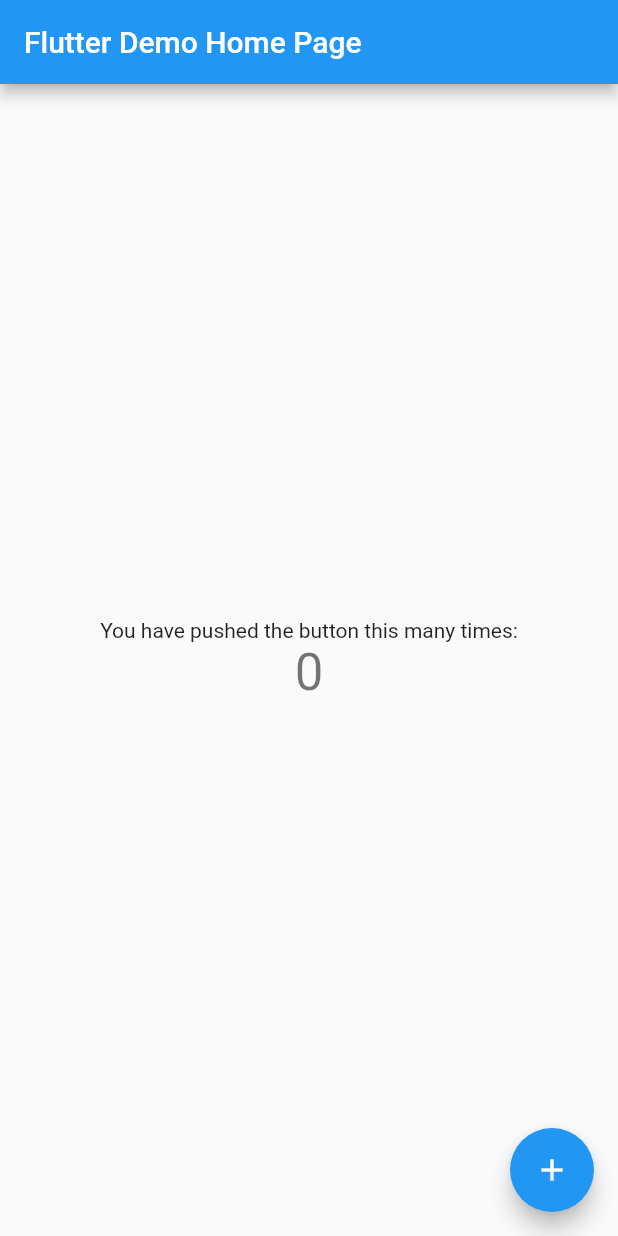
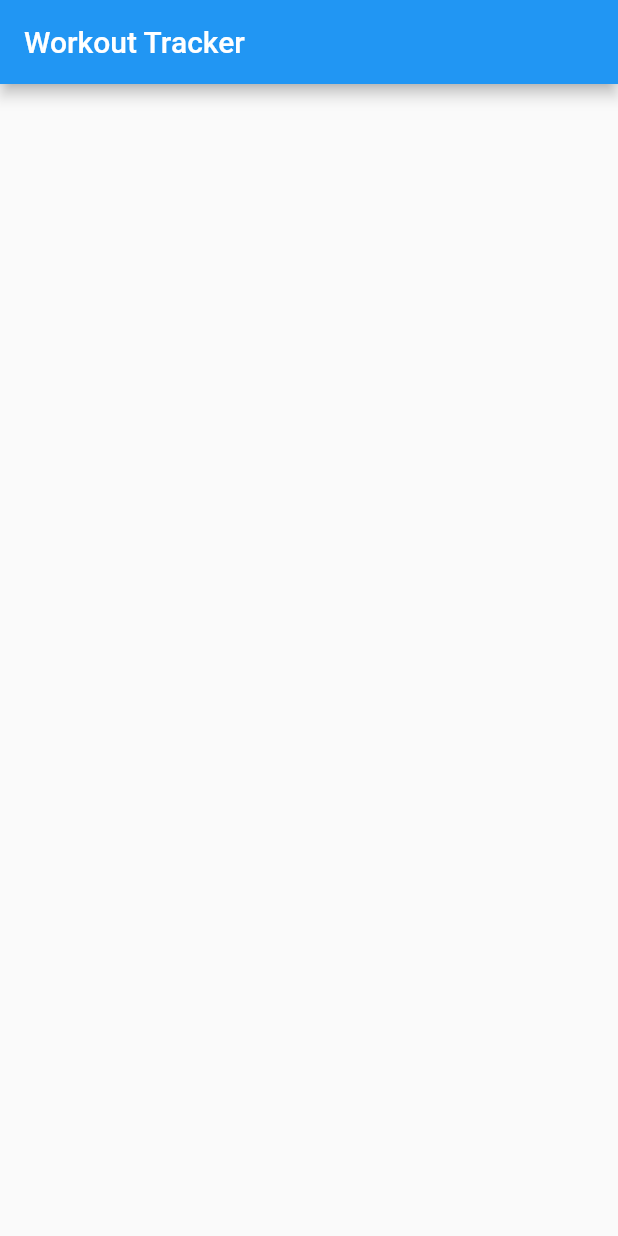
Before and after one commit to NipunaCooray/physio_workout_tracker, a Flutter app: the screen it shows after launch, on a phone screen of 412 x 824 dp. Run offline on Flutter 3.47's test engine with Material 2 defaults, Android fonts, the light colour scheme and no system bars.

Commit message:
clean starter project

```diff
--- a/lib/main.dart
+++ b/lib/main.dart
@@ -1,4 +1,5 @@
 import 'package:flutter/material.dart';
+import 'package:workout_tracker/pages/home_page.dart';
 
 void main() {
   runApp(const MyApp());
@@ -11,105 +12,11 @@
   @override
   Widget build(BuildContext context) {
     return MaterialApp(
-      title: 'Flutter Demo',
+      debugShowCheckedModeBanner: false,
       theme: ThemeData(
-        // This is the theme of your application.
-        //
-        // Try running your application with "flutter run". You'll see the
-        // application has a blue toolbar. Then, without quitting the app, try
-        // changing the primarySwatch below to Colors.green and then invoke
-        // "hot reload" (press "r" in the console where you ran "flutter run",
-        // or simply save your changes to "hot reload" in a Flutter IDE).
-        // Notice that the counter didn't reset back to zero; the application
-        // is not restarted.
         primarySwatch: Colors.blue,
       ),
-      home: const MyHomePage(title: 'Flutter Demo Home Page'),
+      home: const HomePage(title: 'Workout Tracker'),
     );
   }
 }
-
-class MyHomePage extends StatefulWidget {
-  const MyHomePage({Key? key, required this.title}) : super(key: key);
-
-  // This widget is the home page of your application. It is stateful, meaning
-  // that it has a State object (defined below) that contains fields that affect
-  // how it looks.
-
-  // This class is the configuration for the state. It holds the values (in this
-  // case the title) provided by the parent (in this case the App widget) and
-  // used by the build method of the State. Fields in a Widget subclass are
-  // always marked "final".
-
-  final String title;
-
-  @override
-  State<MyHomePage> createState() => _MyHomePageState();
-}
-
-class _MyHomePageState extends State<MyHomePage> {
-  int _counter = 0;
-
-  void _incrementCounter() {
-    setState(() {
-      // This call to setState tells the Flutter framework that something has
-      // changed in this State, which causes it to rerun the build method below
-      // so that the display can reflect the updated values. If we changed
-      // _counter without calling setState(), then the build method would not be
-      // called again, and so nothing would appear to happen.
-      _counter++;
-    });
-  }
-
-  @override
-  Widget build(BuildContext context) {
-    // This method is rerun every time setState is called, for instance as done
-    // by the _incrementCounter method above.
-    //
-    // The Flutter framework has been optimized to make rerunning build methods
-    // fast, so that you can just rebuild anything that needs updating rather
-    // than having to individually change instances of widgets.
-    return Scaffold(
-      appBar: AppBar(
-        // Here we take the value from the MyHomePage object that was created by
-        // the App.build method, and use it to set our appbar title.
-        title: Text(widget.title),
-      ),
-      body: Center(
-        // Center is a layout widget. It takes a single child and positions it
-        // in the middle of the parent.
-        child: Column(
-          // Column is also a layout widget. It takes a list of children and
-          // arranges them vertically. By default, it sizes itself to fit its
-          // children horizontally, and tries to be as tall as its parent.
-          //
-          // Invoke "debug painting" (press "p" in the console, choose the
-          // "Toggle Debug Paint" action from the Flutter Inspector in Android
-          // Studio, or the "Toggle Debug Paint" command in Visual Studio Code)
-          // to see the wireframe for each widget.
-          //
-          // Column has various properties to control how it sizes itself and
-          // how it positions its children. Here we use mainAxisAlignment to
-          // center the children vertically; the main axis here is the vertical
-          // axis because Columns are vertical (the cross axis would be
-          // horizontal).
-          mainAxisAlignment: MainAxisAlignment.center,
-          children: <Widget>[
-            const Text(
-              'You have pushed the button this many times:',
-            ),
-            Text(
-              '$_counter',
-              style: Theme.of(context).textTheme.headline4,
-            ),
-          ],
-        ),
-      ),
-      floatingActionButton: FloatingActionButton(
-        onPressed: _incrementCounter,
-        tooltip: 'Increment',
-        child: const Icon(Icons.add),
-      ), // This trailing comma makes auto-formatting nicer for build methods.
-    );
-  }
-}
--- /dev/null
+++ b/lib/pages/home_page.dart
@@ -0,0 +1,28 @@
+import 'package:flutter/material.dart';
+
+class HomePage extends StatefulWidget {
+  const HomePage({Key? key, required this.title}) : super(key: key);
+
+  final String title;
+
+  @override
+  State<HomePage> createState() => _HomePageState();
+}
+
+class _HomePageState extends State<HomePage> {
+  @override
+  Widget build(BuildContext context) {
+    return Scaffold(
+      appBar: AppBar(
+        title: Text(widget.title),
+      ),
+      body: Center(
+        child: Column(
+          mainAxisAlignment: MainAxisAlignment.center,
+          children: <Widget>[],
+        ),
+      ),
+      // This trailing comma makes auto-formatting nicer for build methods.
+    );
+  }
+}
```
